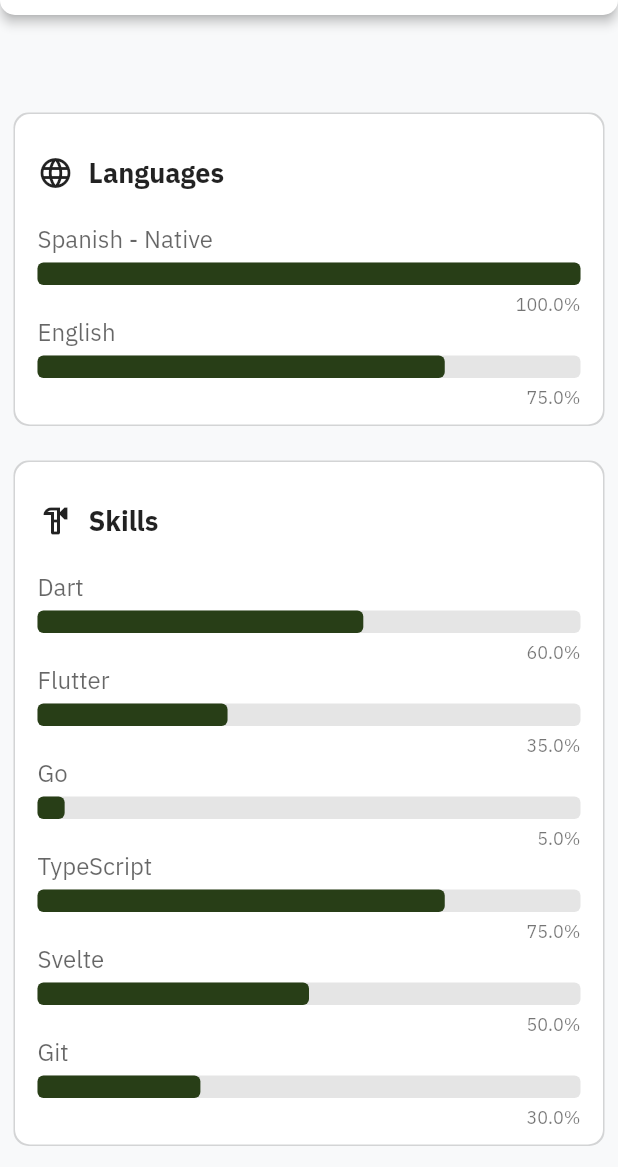
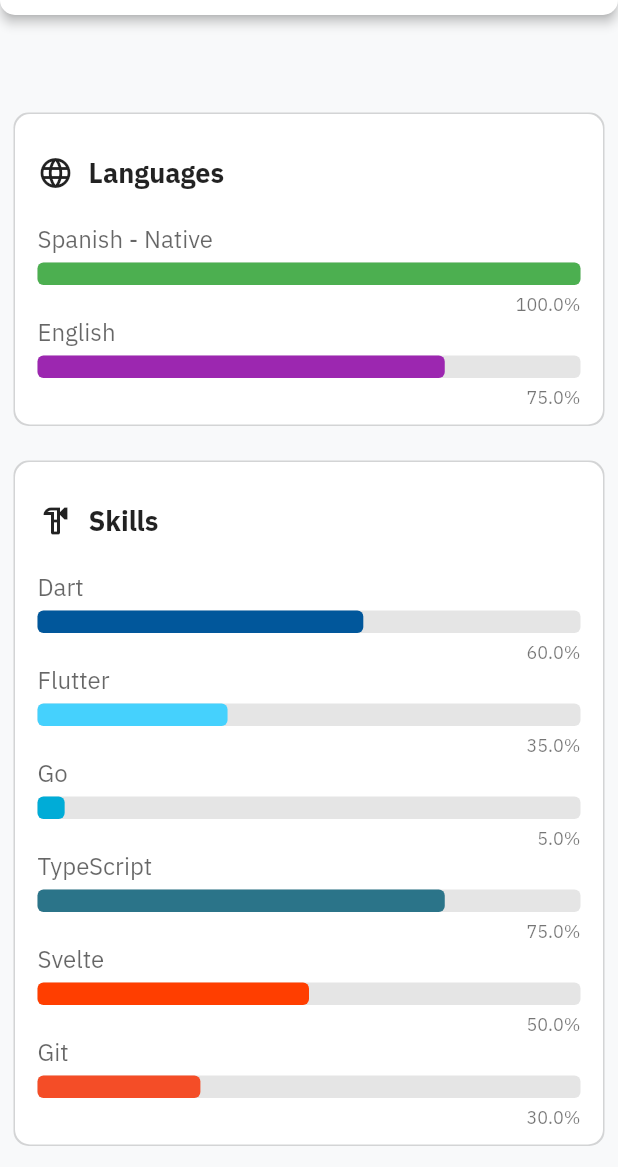
Before and after one commit to ssmgcode/portfolio-flutter, a Flutter app: the screen it shows after launch, scrolled down 576 dp, on a phone screen of 412 x 824 dp, the part 69-1236 px from its top. Run offline on Flutter 3.47's test engine with Material 2 defaults, Android fonts, the light colour scheme and no system bars; drawn by our look-alikes of animated_text_kit; our stand-ins replace bloc, flutter_bloc, flutter_svg, lottie, shared_preferences.

Commit message:
Add an specific color to each percent bar

```diff
--- a/lib/ui/pages/home_page.dart
+++ b/lib/ui/pages/home_page.dart
@@ -79,6 +79,7 @@ class _LanguagesSection extends StatelessWidget {
           _Skill(
             name: 'English',
             percent: 0.75,
+            color: Colors.purple,
           ),
         ],
       ),
@@ -99,26 +100,32 @@ class _SkillsSection extends StatelessWidget {
           _Skill(
             name: 'Dart',
             percent: 0.6,
+            color: Color.fromRGBO(1, 87, 155, 1),
           ),
           _Skill(
             name: 'Flutter',
             percent: 0.35,
+            color: Color.fromRGBO(69, 209, 253, 1),
           ),
           _Skill(
             name: 'Go',
             percent: 0.05,
+            color: Color.fromRGBO(0, 172, 215, 1),
           ),
           _Skill(
             name: 'TypeScript',
             percent: 0.75,
+            color: Color.fromRGBO(43, 116, 137, 1),
           ),
           _Skill(
             name: 'Svelte',
             percent: 0.5,
+            color: Color.fromRGBO(255, 62, 0, 1),
           ),
           _Skill(
             name: 'Git',
             percent: 0.30,
+            color: Color.fromRGBO(244, 77, 39, 1),
           ),
         ],
       ),
@@ -154,16 +161,15 @@ class _Skill extends StatelessWidget {
     Key? key,
     required this.name,
     required this.percent,
+    this.color,
   }) : super(key: key);
 
   final String name;
   final double percent;
+  final Color? color;
 
   @override
   Widget build(BuildContext context) {
-    final random = Random();
-    final randomColor = Color.fromRGBO(
-        random.nextInt(255), random.nextInt(255), random.nextInt(255), 1);
     return Column(
       children: <Widget>[
         Container(
@@ -182,7 +188,7 @@ class _Skill extends StatelessWidget {
         ),
         PercentBar(
           percent: percent,
-          color: randomColor,
+          color: color,
         ),
         const SizedBox(
           height: 5,
```
